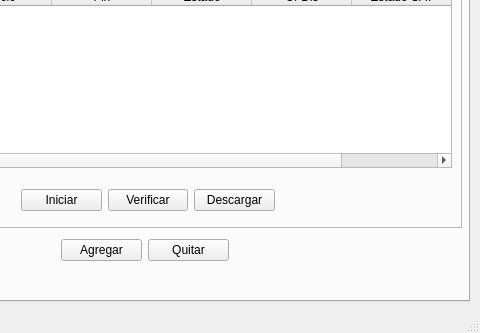
First picture: the form in ui/main.ui, repository davidpbc/cfdi_blacklist, before the edit; both pictures show x 171 to 651 and y 168 to 501 of the 651 by 501 pixel window.
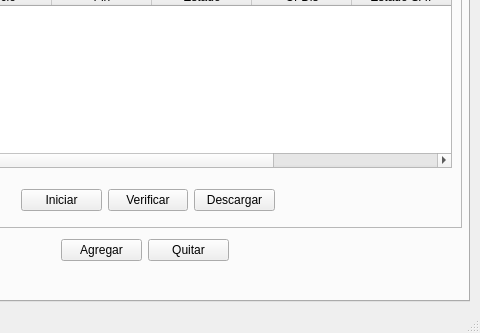
Second picture: the form after the edit.

Diff of the .ui file:
```diff
--- a/ui/main.ui
+++ b/ui/main.ui
@@ -277,6 +277,11 @@
          <string>Estado SAT</string>
         </property>
        </column>
+       <column>
+        <property name="text">
+         <string>id</string>
+        </property>
+       </column>
       </widget>
       <widget class="QLabel" name="label_6">
        <property name="geometry">
@@ -291,7 +296,7 @@
         <string>Solicitudes de Descarga Masiva</string>
        </property>
       </widget>
-      <widget class="QWidget" name="">
+      <widget class="QWidget" name="layoutWidget">
        <property name="geometry">
         <rect>
          <x>180</x>
@@ -325,7 +330,7 @@
        </layout>
       </widget>
      </widget>
-     <widget class="QWidget" name="">
+     <widget class="QWidget" name="layoutWidget">
       <property name="geometry">
        <rect>
         <x>230</x>
```
Left out of the diff: 10 changed lines with no effect on the pictures.
